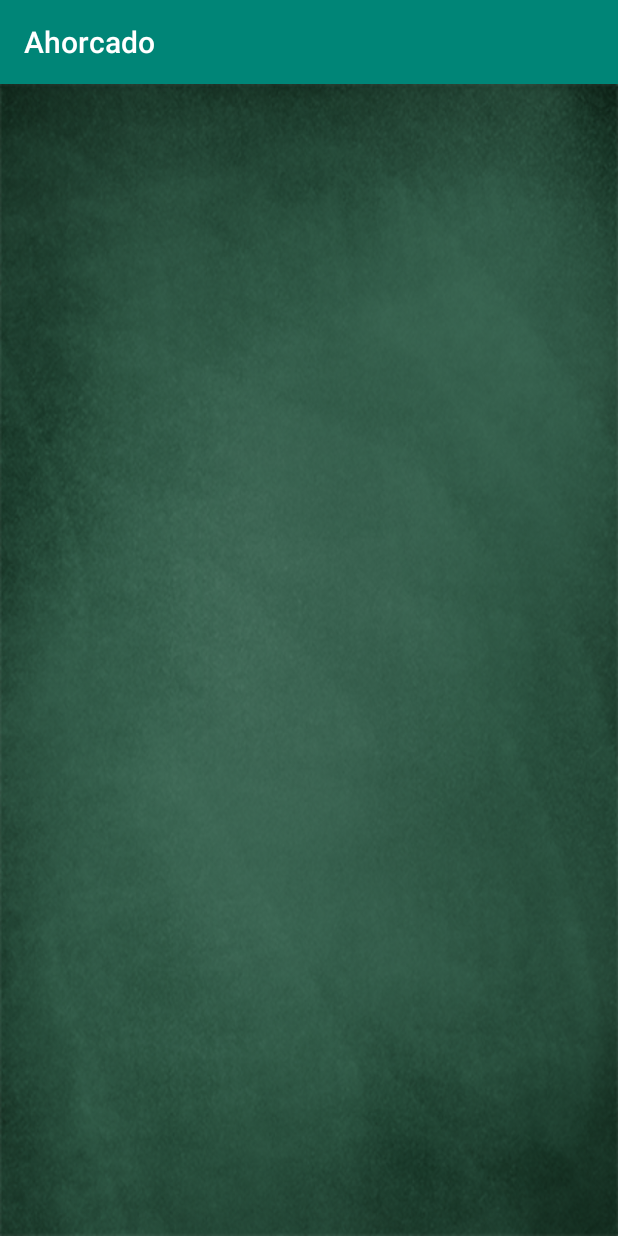
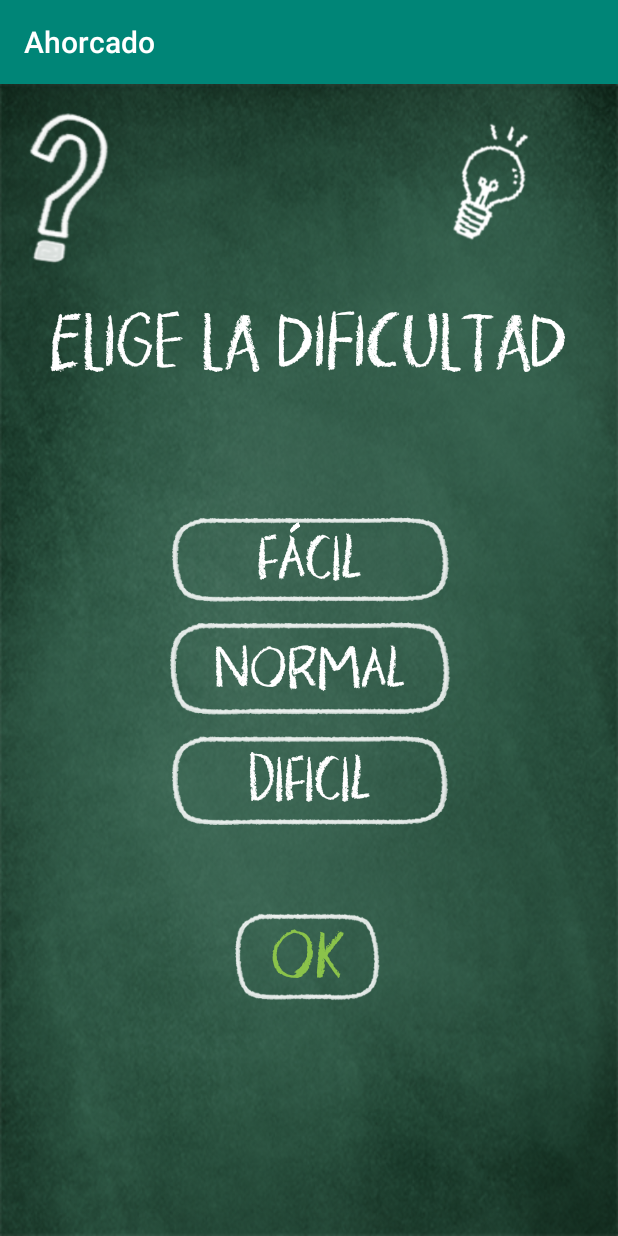
Before and after one commit to nicoleloupias/android-app, an Android app: the DificultadActivity screen opened directly, with no data from a screen before it, on a phone screen of 412 x 824 dp. Run offline under Robolectric (Android 15) with nearby library versions, the phone set to English and light mode, and no system bars.

Commit message:
elegirDificultadDiseño

```diff
--- a/app/src/main/res/layout/activity_dificultad.xml
+++ b/app/src/main/res/layout/activity_dificultad.xml
@@ -4,7 +4,102 @@
     xmlns:tools="http://schemas.android.com/tools"
     android:layout_width="match_parent"
     android:layout_height="match_parent"
-    tools:context=".DificultadActivity"
-    android:background="@drawable/fondoverde">
+    android:background="@drawable/fondoverde"
+    tools:context=".DificultadActivity">
+
+    <Button
+        android:id="@+id/bt_ok2"
+        android:layout_width="114dp"
+        android:layout_height="74dp"
+        android:layout_marginTop="44dp"
+        android:background="@drawable/boton1"
+        android:fontFamily="@font/pigment"
+        android:shadowColor="#00B11D1D"
+        android:text="@string/bt_ok"
+        android:textColor="#8BC34A"
+        android:textSize="50sp"
+        app:layout_constraintEnd_toEndOf="parent"
+        app:layout_constraintHorizontal_bias="0.498"
+        app:layout_constraintStart_toStartOf="parent"
+        app:layout_constraintTop_toBottomOf="@+id/bt_dificil" />
+
+    <TextView
+        android:id="@+id/tv_elegirDificultad"
+        android:layout_width="wrap_content"
+        android:layout_height="wrap_content"
+        android:layout_marginTop="140dp"
+        android:fontFamily="@font/pigment"
+        android:text="@string/tv_elegirDificultad"
+        android:textColor="#FFFFFF"
+        android:textSize="55sp"
+        app:layout_constraintEnd_toEndOf="parent"
+        app:layout_constraintHorizontal_bias="0.494"
+        app:layout_constraintStart_toStartOf="parent"
+        app:layout_constraintTop_toTopOf="parent" />
+
+    <ImageView
+        android:id="@+id/iv_light"
+        android:layout_width="78dp"
+        android:layout_height="99dp"
+        android:layout_marginTop="16dp"
+        android:layout_marginEnd="48dp"
+        app:layout_constraintEnd_toEndOf="parent"
+        app:layout_constraintTop_toTopOf="parent"
+        app:srcCompat="@drawable/light" />
+
+    <Button
+        android:id="@+id/bt_facil"
+        android:layout_width="194dp"
+        android:layout_height="69dp"
+        android:background="@drawable/boton2"
+        android:fontFamily="@font/pigment"
+        android:text="@string/bt_facil"
+        android:textColor="#FFFFFF"
+        android:textSize="45sp"
+        app:layout_constraintBottom_toTopOf="@+id/bt_normal"
+        app:layout_constraintEnd_toEndOf="parent"
+        app:layout_constraintHorizontal_bias="0.5"
+        app:layout_constraintStart_toStartOf="parent"
+        app:layout_constraintTop_toBottomOf="@+id/tv_elegirDificultad"
+        app:layout_constraintVertical_bias="0.22000003"
+        app:layout_constraintVertical_chainStyle="packed" />
+
+    <Button
+        android:id="@+id/bt_normal"
+        android:layout_width="196dp"
+        android:layout_height="76dp"
+        android:background="@drawable/boton2"
+        android:fontFamily="@font/pigment"
+        android:text="@string/bt_normal"
+        android:textColor="#FFFFFF"
+        android:textSize="42sp"
+        app:layout_constraintBottom_toTopOf="@+id/bt_dificil"
+        app:layout_constraintEnd_toEndOf="parent"
+        app:layout_constraintHorizontal_bias="0.5"
+        app:layout_constraintStart_toStartOf="parent"
+        app:layout_constraintTop_toBottomOf="@+id/bt_facil" />
+
+    <Button
+        android:id="@+id/bt_dificil"
+        android:layout_width="193dp"
+        android:layout_height="73dp"
+        android:background="@drawable/boton2"
+        android:fontFamily="@font/pigment"
+        android:text="@string/bt_dificil"
+        android:textColor="#FFFFFF"
+        android:textSize="45sp"
+        app:layout_constraintBottom_toBottomOf="parent"
+        app:layout_constraintEnd_toEndOf="parent"
+        app:layout_constraintHorizontal_bias="0.5"
+        app:layout_constraintStart_toStartOf="parent"
+        app:layout_constraintTop_toBottomOf="@+id/bt_normal" />
+
+    <ImageView
+        android:id="@+id/imageView3"
+        android:layout_width="85dp"
+        android:layout_height="137dp"
+        app:srcCompat="@drawable/question"
+        tools:layout_editor_absoluteX="23dp"
+        tools:layout_editor_absoluteY="553dp" />
 
 </androidx.constraintlayout.widget.ConstraintLayout>
--- a/app/src/main/res/layout/activity_nombre.xml
+++ b/app/src/main/res/layout/activity_nombre.xml
@@ -41,8 +41,9 @@
         android:layout_marginTop="32dp"
         android:background="@drawable/boton1"
         android:fontFamily="@font/pigment"
+        android:shadowColor="#00B11D1D"
         android:text="@string/bt_ok"
-        android:textColor="#FFFFFF"
+        android:textColor="#8BC34A"
         android:textSize="50sp"
         app:layout_constraintEnd_toEndOf="parent"
         app:layout_constraintStart_toStartOf="parent"
--- a/app/src/main/res/values/strings.xml
+++ b/app/src/main/res/values/strings.xml
@@ -4,4 +4,8 @@
     <string name="tv_introducirNombre">¿Cómo te llamas?</string>
     <string name="et_nombre" >Nombre</string>
     <string name="bt_ok">OK</string>
+    <string name="tv_elegirDificultad">Elige la dificultad</string>
+    <string name="bt_facil">fácil</string>
+    <string name="bt_normal">Normal</string>
+    <string name="bt_dificil">dificil</string>
 </resources>
```
